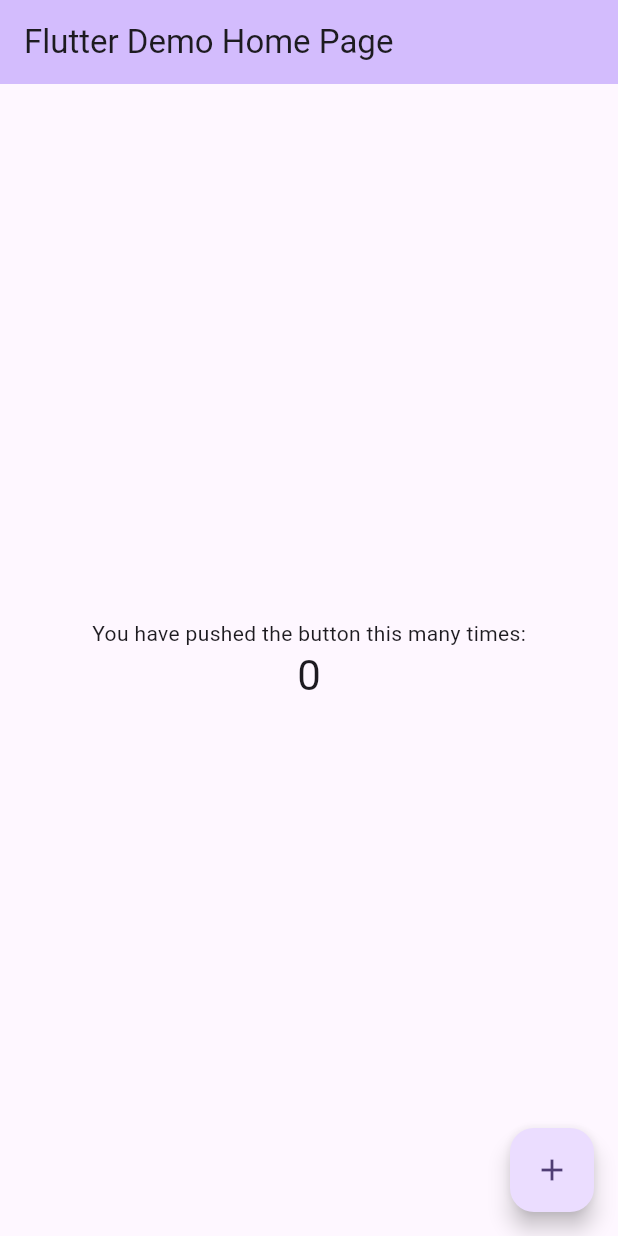
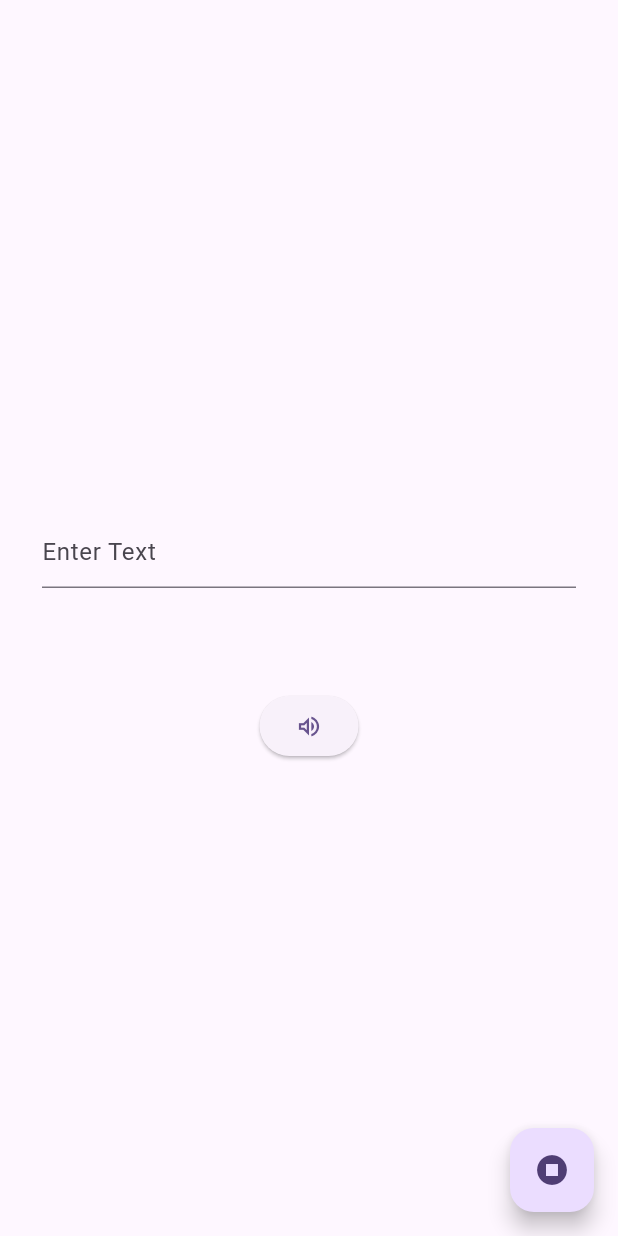
Before and after one commit to suraj-yadav0/text_to_speech01, a Flutter app: the screen it shows after launch, on a phone screen of 412 x 824 dp. Run offline on Flutter 3.47's test engine with Material 3 defaults, Android fonts, the phone set to English and light mode, and no system bars; our stand-ins replace flutter_tts.

Commit message:
made few changes but some error occured

```diff
--- a/lib/main.dart
+++ b/lib/main.dart
@@ -1,4 +1,5 @@
 import 'package:flutter/material.dart';
+import 'package:text_to_speech/text_to_speech.dart';
 
 void main() {
   runApp(const MyApp());
@@ -31,95 +32,7 @@ class MyApp extends StatelessWidget {
         colorScheme: ColorScheme.fromSeed(seedColor: Colors.deepPurple),
         useMaterial3: true,
       ),
-      home: const MyHomePage(title: 'Flutter Demo Home Page'),
+      home: const TextToSpeech(),
     );
   }
 }
-
-class MyHomePage extends StatefulWidget {
-  const MyHomePage({super.key, required this.title});
-
-  // This widget is the home page of your application. It is stateful, meaning
-  // that it has a State object (defined below) that contains fields that affect
-  // how it looks.
-
-  // This class is the configuration for the state. It holds the values (in this
-  // case the title) provided by the parent (in this case the App widget) and
-  // used by the build method of the State. Fields in a Widget subclass are
-  // always marked "final".
-
-  final String title;
-
-  @override
-  State<MyHomePage> createState() => _MyHomePageState();
-}
-
-class _MyHomePageState extends State<MyHomePage> {
-  int _counter = 0;
-
-  void _incrementCounter() {
-    setState(() {
-      // This call to setState tells the Flutter framework that something has
-      // changed in this State, which causes it to rerun the build method below
-      // so that the display can reflect the updated values. If we changed
-      // _counter without calling setState(), then the build method would not be
-      // called again, and so nothing would appear to happen.
-      _counter++;
-    });
-  }
-
-  @override
-  Widget build(BuildContext context) {
-    // This method is rerun every time setState is called, for instance as done
-    // by the _incrementCounter method above.
-    //
-    // The Flutter framework has been optimized to make rerunning build methods
-    // fast, so that you can just rebuild anything that needs updating rather
-    // than having to individually change instances of widgets.
-    return Scaffold(
-      appBar: AppBar(
-        // TRY THIS: Try changing the color here to a specific color (to
-        // Colors.amber, perhaps?) and trigger a hot reload to see the AppBar
-        // change color while the other colors stay the same.
-        backgroundColor: Theme.of(context).colorScheme.inversePrimary,
-        // Here we take the value from the MyHomePage object that was created by
-        // the App.build method, and use it to set our appbar title.
-        title: Text(widget.title),
-      ),
-      body: Center(
-        // Center is a layout widget. It takes a single child and positions it
-        // in the middle of the parent.
-        child: Column(
-          // Column is also a layout widget. It takes a list of children and
-          // arranges them vertically. By default, it sizes itself to fit its
-          // children horizontally, and tries to be as tall as its parent.
-          //
-          // Column has various properties to control how it sizes itself and
-          // how it positions its children. Here we use mainAxisAlignment to
-          // center the children vertically; the main axis here is the vertical
-          // axis because Columns are vertical (the cross axis would be
-          // horizontal).
-          //
-          // TRY THIS: Invoke "debug painting" (choose the "Toggle Debug Paint"
-          // action in the IDE, or press "p" in the console), to see the
-          // wireframe for each widget.
-          mainAxisAlignment: MainAxisAlignment.center,
-          children: <Widget>[
-            const Text(
-              'You have pushed the button this many times:',
-            ),
-            Text(
-              '$_counter',
-              style: Theme.of(context).textTheme.headlineMedium,
-            ),
-          ],
-        ),
-      ),
-      floatingActionButton: FloatingActionButton(
-        onPressed: _incrementCounter,
-        tooltip: 'Increment',
-        child: const Icon(Icons.add),
-      ), // This trailing comma makes auto-formatting nicer for build methods.
-    );
-  }
-}
--- /dev/null
+++ b/lib/text_to_speech.dart
@@ -0,0 +1,45 @@
+import 'package:flutter/material.dart';
+import 'package:flutter_tts/flutter_tts.dart';
+
+class TextToSpeech extends StatefulWidget {
+  const TextToSpeech({super.key});
+
+  @override
+  State<TextToSpeech> createState() => _TextToSpeechState();
+}
+
+class _TextToSpeechState extends State<TextToSpeech> {
+  TextEditingController value = TextEditingController();
+  FlutterTts flutterTts = FlutterTts();
+  speak() async {
+    await flutterTts.speak(value.text);
+  }
+
+  @override
+  Widget build(BuildContext context) {
+    return Scaffold(
+      floatingActionButton: FloatingActionButton(onPressed: () {
+        flutterTts.stop();
+      },child: const Icon(Icons.stop_circle),),
+      body: Column(
+        mainAxisAlignment: MainAxisAlignment.center,
+        children: [
+          Padding(
+            padding: const EdgeInsets.all(28),
+            child: Center(
+              child: TextField(
+                controller: value,
+                decoration: const InputDecoration(hintText: 'Enter Text'),
+              ),
+            ),
+          ),
+          const SizedBox(
+            height: 40,
+          ),
+          ElevatedButton(
+              onPressed: () {}, child: const Icon(Icons.volume_up_outlined))
+        ],
+      ),
+    );
+  }
+}
```
Also changed, not shown: 3 other files.
